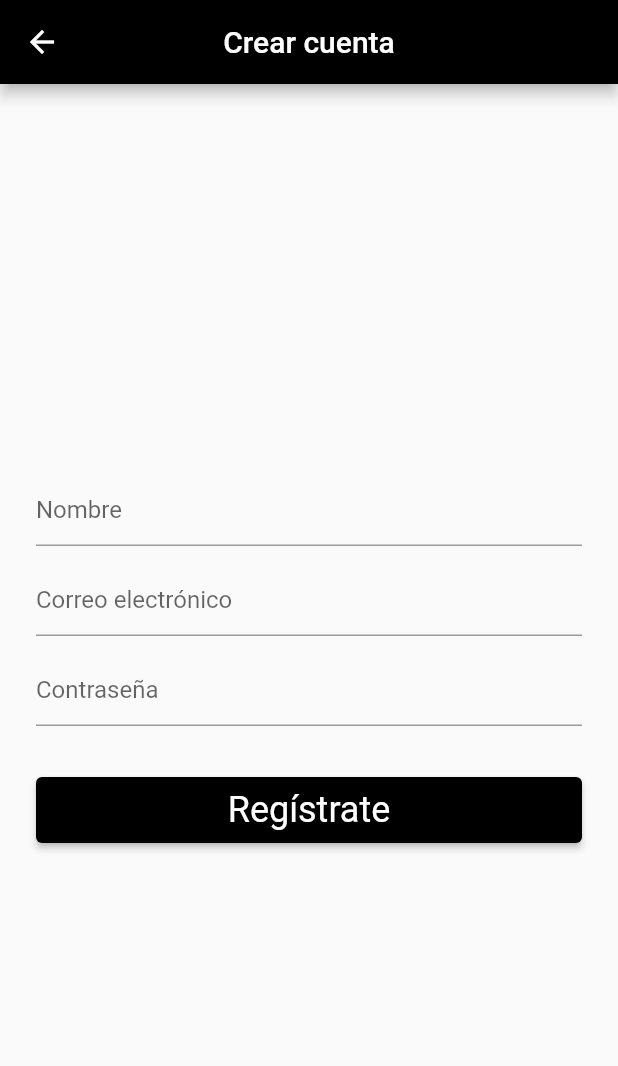
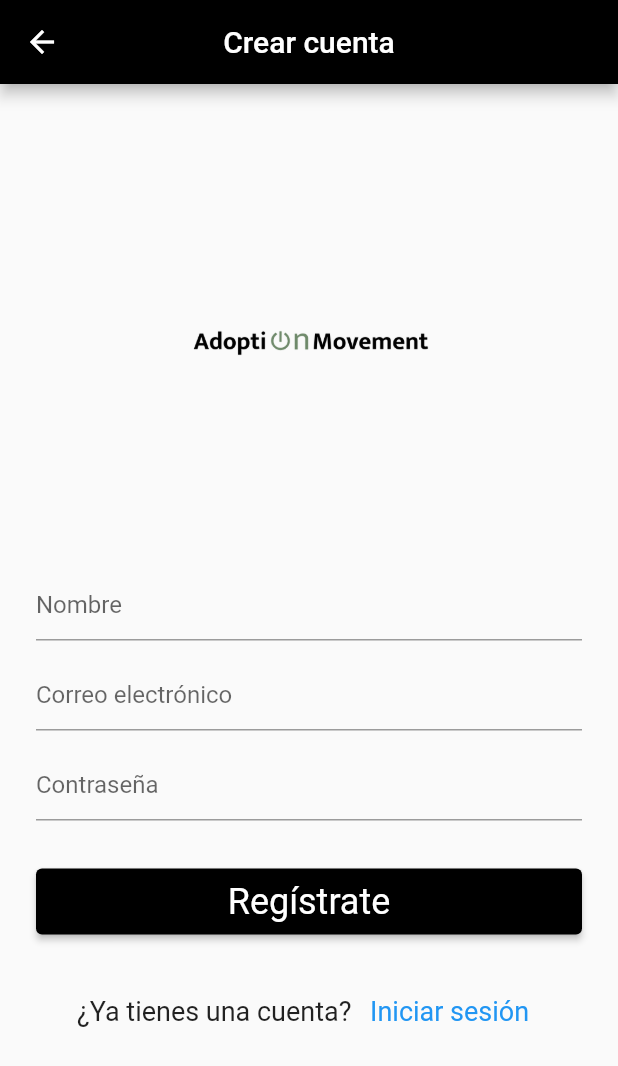
Before and after one commit to lucianunezalonso/tfg-22029926, a Flutter app: the screen it shows after launch, after a tap on "Registrarse", on a phone screen of 412 x 824 dp. Shown: the top 1066 px of the screen. Run offline on Flutter 3.47's test engine with Material 2 defaults, Android fonts, the phone set to English and light mode, and no system bars; our stand-ins replace firebase_auth, firebase_core; accounts and stored records are empty.

```diff
--- a/app_tfg/lib/screens/inicio1_screen.dart
+++ b/app_tfg/lib/screens/inicio1_screen.dart
@@ -5,6 +5,7 @@ import 'package:flutter/material.dart';
 import '../screens/login_screen.dart';
 import '../screens/home_screen.dart';
 import '../screens/signup_screen.dart';
+
 
 import '../helper/firebase_auth.dart';
 import '../helper/validator.dart';
@@ -19,6 +20,18 @@ class _Inicio1ScreenState extends State<Inicio1Screen> {
   @override
   Widget build(BuildContext context) {
     return GestureDetector(
+
+
+      child: Container(
+        decoration: const BoxDecoration(
+          image: DecorationImage(
+            image: AssetImage('assets/images/perro_inicio.jpeg'),
+            fit: BoxFit.cover,
+          ),
+        ),
+
+
+
         child: Scaffold(
           appBar: AppBar(
             backgroundColor: Colors.black,
@@ -26,56 +39,43 @@ class _Inicio1ScreenState extends State<Inicio1Screen> {
             centerTitle: true,
           ),
 
-        body: FutureBuilder(
-          builder: (context, snapshot) {
-              return Padding(
-                padding: const EdgeInsets.only(
-                    left: 24.0, right: 24.0, top: 48),
-
-                child: Column(
-                  mainAxisAlignment: MainAxisAlignment.end,
+        floatingActionButton: Row(
+          mainAxisAlignment: MainAxisAlignment.center,
           children: [
-                    Image.asset('assets/codeigniter.png'),
-
             ElevatedButton(
               child: Text("Registrarse"),
               style: ButtonStyle(
                 backgroundColor: MaterialStateProperty.all(Colors.black),
               ),
-
               onPressed: () {
                 Navigator.of(context).push(
                   MaterialPageRoute(
-                            builder: (context) =>
-                                SignUpScreen(),
+                    builder: (context) => SignUpScreen(),
                   ),
                 );
               },
             ),
+            SizedBox(width: 16),
             ElevatedButton(
               child: Text("Iniciar sesión"),
               style: ButtonStyle(
                 backgroundColor: MaterialStateProperty.all(Colors.black),
               ),
-
               onPressed: () {
                 Navigator.of(context).push(
                   MaterialPageRoute(
-                            builder: (context) =>
-                                LoginScreen(),
+                    builder: (context) => LoginScreen(),
                   ),
                 );
               },
             ),
-
           ],
         ),
-              );
+        floatingActionButtonLocation: FloatingActionButtonLocation.centerFloat,
 
-          },
+
       ),
-      ),
-
+      )
     );
   }
 }
--- a/app_tfg/lib/screens/signup_screen.dart
+++ b/app_tfg/lib/screens/signup_screen.dart
@@ -5,6 +5,7 @@ import 'package:firebase_auth/firebase_auth.dart';
 import '../screens/home_screen.dart';
 import '../helper/firebase_auth.dart';
 import '../helper/validator.dart';
+import '../screens/login_screen.dart';
 
 class SignUpScreen extends StatefulWidget {
   @override
@@ -39,11 +40,19 @@ class _SignUpScreenState extends State<SignUpScreen> {
           centerTitle: true,
         ),
         body: Padding(
+          // margenes laterales
           padding: const EdgeInsets.all(24.0),
           child: Center(
             child: Column(
               mainAxisAlignment: MainAxisAlignment.center,
               children: [
+                SizedBox(height: 22.0),
+                Image.asset(
+                  'assets/images/logo.png', // Ruta de la imagen en el directorio de activos
+                  width: 200, // Ancho de la imagen
+                  height: 200, // Alto de la imagen
+                ),
+
                 Form(
                   key: _registerFormKey,
                   child: Column(
@@ -99,7 +108,7 @@ class _SignUpScreenState extends State<SignUpScreen> {
                           ),
                         ),
                       ),
-                      SizedBox(height: 32.0),
+                      SizedBox(height: 30.0),
                       _isProcessing
                       ? CircularProgressIndicator()
                       : Row(
@@ -149,9 +158,36 @@ class _SignUpScreenState extends State<SignUpScreen> {
                                 backgroundColor: MaterialStateProperty.all(Colors.black),
                               ),
                             ),
+
+
                           ),
                         ],
-                      )
+                      ),
+                      SizedBox(height: 25.0),
+                      Row(
+                        mainAxisAlignment: MainAxisAlignment.center,
+                        children: [
+                          Text("¿Ya tienes una cuenta? ",
+                          style: TextStyle(fontSize: 18)),
+                          TextButton(
+                            child: Text("Iniciar sesión"),
+                            style: TextButton.styleFrom(
+                              textStyle: TextStyle(color: Colors.black, fontSize: 18),
+
+                            ),
+                            onPressed: () {
+                              Navigator.of(context).push(
+                                MaterialPageRoute(
+                                  builder: (context) => LoginScreen(),
+                                ),
+                              );
+                            },
+                          ),
+                        ],
+                      ),
+                      SizedBox(height: 25.0),
+
+
                     ],
                   ),
                 )
--- a/app_tfg/pubspec.yaml
+++ b/app_tfg/pubspec.yaml
@@ -29,5 +29,7 @@ dev_dependencies:
 
 flutter:
   assets:
-    - assets/images/
+    - assets/images/perro_inicio.jpeg
+    - assets/images/logo.png
+
   uses-material-design: true
```
Also changed, not shown: app_tfg/lib/screens/login_screen.dart (+9 -13 lines). Lines whose indentation alone changed are shown as unchanged.
